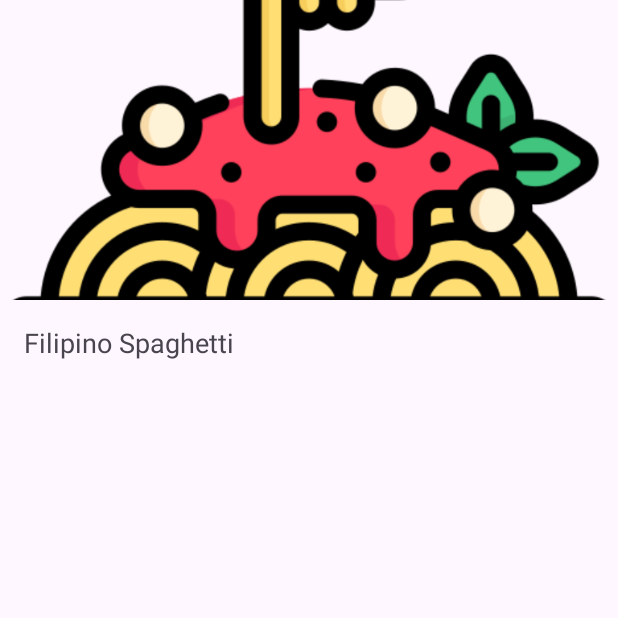
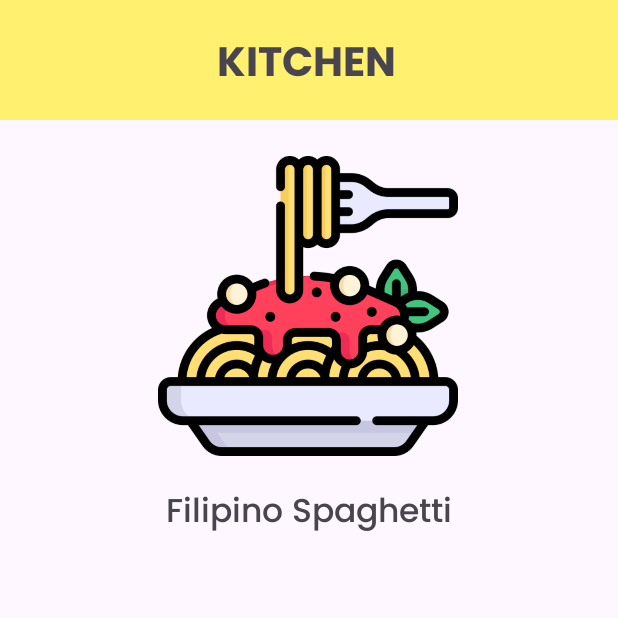
Before and after one commit to rcbcalanoc/Kitchen-Maestro, an Android app: the screen it shows after launch (RecipeActivity), after a tap on "Filipino Spaghetti", on a phone screen of 412 x 824 dp, the top half of it. Run offline under Robolectric (Android 15) with nearby library versions, the phone set to English and light mode, and no system bars.

Commit message:
RecipeActivity design added

```diff
--- a/app/src/main/java/com/example/calanoc_ex4/MainActivity.java
+++ b/app/src/main/java/com/example/calanoc_ex4/MainActivity.java
@@ -17,7 +17,6 @@
 
         List<Recipe> recipes = new ArrayList<>();
         recipes.add(new Recipe("Filipino Spaghetti", "spaghetti"));
-
         recipes.add(new Recipe("Takoyaki", "takoyaki"));
         recipes.add(new Recipe("Yakisoba", "Yakisoba"));
         recipes.add(new Recipe("Rice Crackers", "senbei"));
@@ -25,8 +24,6 @@
         recipes.add(new Recipe("Onigiri", "onigiri"));
         recipes.add(new Recipe("Crepes", "crepes"));
 
-        // Add more recipes as needed
-
         RecipeAdapter adapter = new RecipeAdapter(this, recipes);
         listView.setAdapter(adapter);
     }
--- a/app/src/main/res/layout/recipe_detail.xml
+++ b/app/src/main/res/layout/recipe_detail.xml
@@ -1,20 +1,63 @@
 <?xml version="1.0" encoding="utf-8"?>
-<RelativeLayout xmlns:android="http://schemas.android.com/apk/res/android"
+<androidx.constraintlayout.widget.ConstraintLayout
+    xmlns:android="http://schemas.android.com/apk/res/android"
+    xmlns:app="http://schemas.android.com/apk/res-auto"
+    xmlns:tools="http://schemas.android.com/tools"
     android:layout_width="match_parent"
     android:layout_height="match_parent">
+    <View
+        android:id="@+id/header"
+        android:layout_width="wrap_content"
+        android:layout_height="80dp"
+        android:background="@color/header_color"
+        app:layout_constraintStart_toStartOf="parent"
+        app:layout_constraintTop_toTopOf="parent"/>
+
+    <TextView
+        android:id="@+id/header_text"
+        android:layout_width="256dp"
+        android:layout_height="43dp"
+        android:layout_marginStart="76dp"
+        android:layout_marginTop="20dp"
+        android:fontFamily="@font/poppins_bold"
+        android:text="@string/company"
+        android:textAlignment="center"
+        android:textSize="27dp"
+        app:layout_constraintStart_toStartOf="@id/header"
+        app:layout_constraintTop_toTopOf="@id/header"/>
 
     <ImageView
         android:id="@+id/detailRecipeImage"
-        android:layout_width="match_parent"
+        android:layout_width="200dp"
         android:layout_height="200dp"
-        android:scaleType="centerCrop"/>
+        android:layout_marginTop="24dp"
+        android:src="@drawable/spaghetti"
+        app:layout_constraintEnd_toEndOf="parent"
+        app:layout_constraintHorizontal_bias="0.497"
+        app:layout_constraintStart_toStartOf="parent"
+        app:layout_constraintTop_toBottomOf="@id/header" />
 
     <TextView
         android:id="@+id/detailRecipeName"
         android:layout_width="match_parent"
+        android:layout_height="30dp"
+        android:layout_marginTop="20dp"
+        android:fontFamily="@font/poppins_medium"
+        android:text="@string/test_title"
+        android:textAlignment="center"
+        android:textSize="22dp"
+        app:layout_constraintStart_toStartOf="parent"
+        app:layout_constraintTop_toBottomOf="@id/detailRecipeImage" />
+
+    <TextView
+        android:id="@+id/detailRecipeInstructions"
+        android:layout_width="match_parent"
         android:layout_height="wrap_content"
-        android:layout_below="@id/detailRecipeImage"
-        android:padding="16dp"
-        android:textSize="18sp"/>
+        android:layout_marginTop="16dp"
+        android:fontFamily="@font/poppins_regular"
+        android:text=""
+        android:textSize="18sp"
+        app:layout_constraintStart_toStartOf="parent"
+        app:layout_constraintTop_toBottomOf="@id/detailRecipeName" />
 
-</RelativeLayout>
+</androidx.constraintlayout.widget.ConstraintLayout>
--- a/app/src/main/res/values/strings.xml
+++ b/app/src/main/res/values/strings.xml
@@ -1,4 +1,5 @@
 <resources>
     <string name="app_name">Calanoc_EX4</string>
     <string name="company">KITCHEN MAESTRO</string>
+    <string name="test_title">Filipino Spaghetti</string>
 </resources>
```
